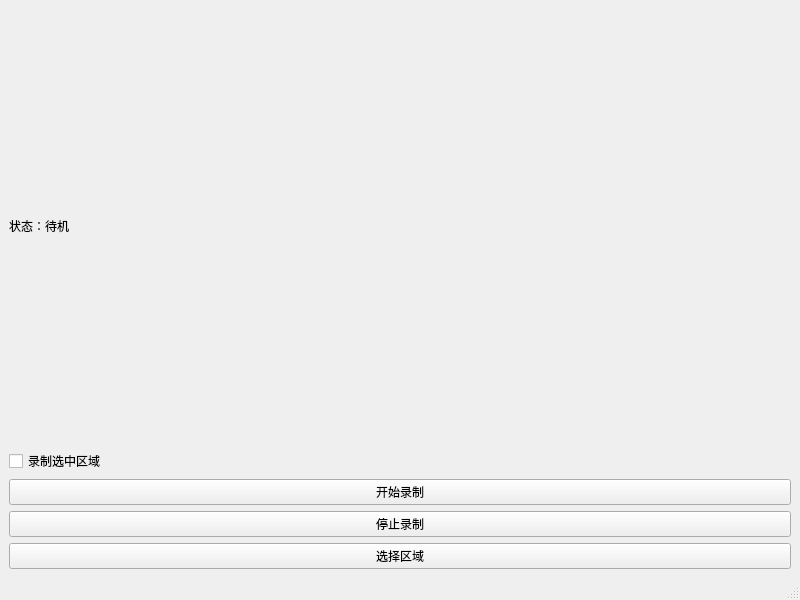
Above: mainwindow.ui from hao1960/ScreenRecorder before the change. Below: the same form after it.
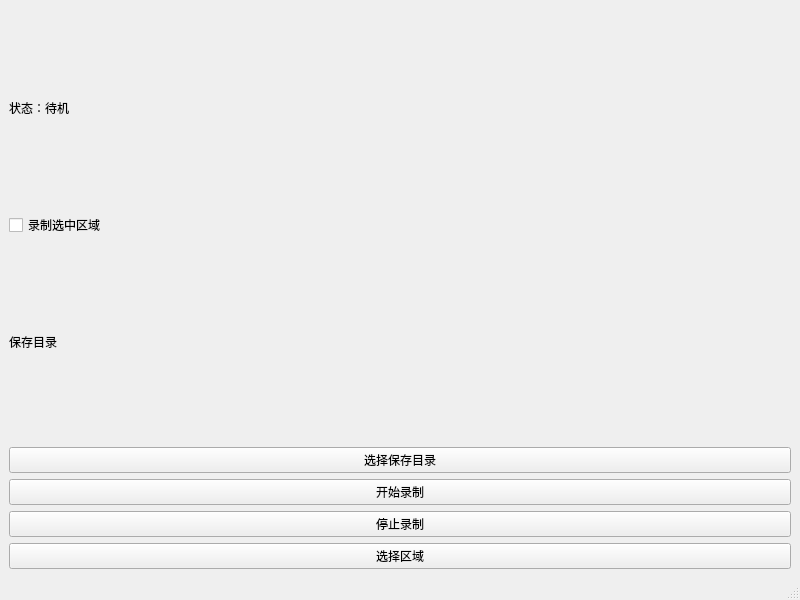
That is the form after the change.

Commit message: feat: save recording directory and mode

Patch:
```diff
--- a/mainwindow.ui
+++ b/mainwindow.ui
@@ -32,6 +32,23 @@
       </property>
      </widget>
     </item>
+    <item>
+     <widget class="QLabel" name="outputDirectoryLabel">
+      <property name="text">
+       <string>保存目录</string>
+      </property>
+      <property name="wordWrap">
+       <bool>true</bool>
+      </property>
+     </widget>
+    </item>
+    <item>
+     <widget class="QPushButton" name="chooseOutputDirectoryButton">
+      <property name="text">
+       <string>选择保存目录</string>
+      </property>
+     </widget>
+    </item>
     <item>
      <widget class="QPushButton" name="startButton">
       <property name="text">
```
The commit also changes 3 other files.
